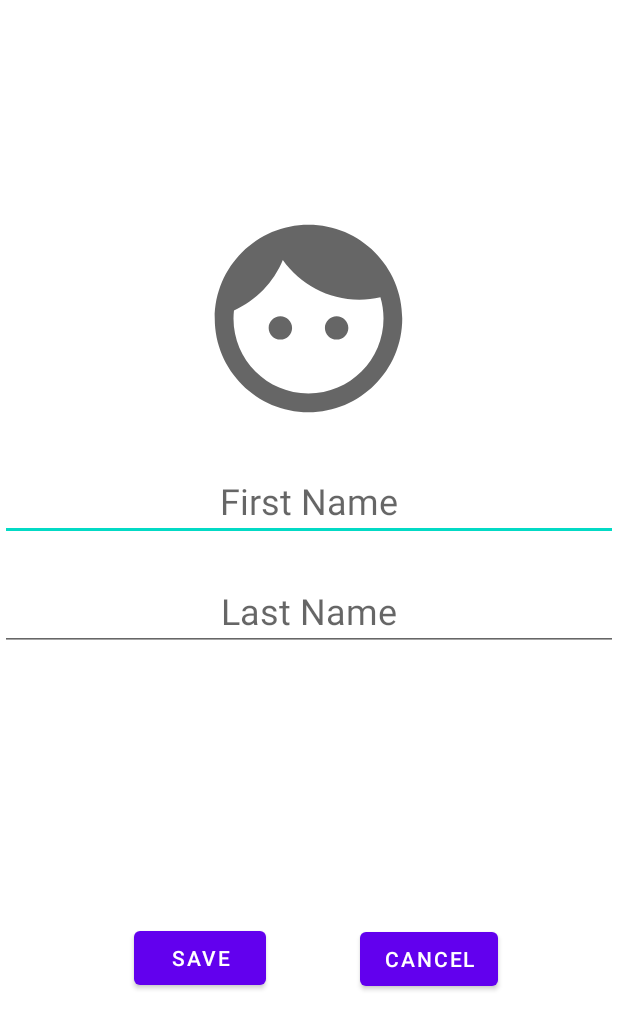
After one commit to gavinrcodenext/MyDomilyApp, an Android app: the layout popup.xml on its own in the app's theme, with its tools: preview values and no code run, on a phone screen of 412 x 824 dp. The commit adds this screen. Shown: the top 1030 px of the screen. Run offline under Robolectric (Android 15) with nearby library versions, the phone set to English and light mode, and no system bars.

Commit message:
Created chore assignment page and made a popup window for adding profiles. MyDomily

```diff
--- a/app/src/main/AndroidManifest.xml
+++ b/app/src/main/AndroidManifest.xml
@@ -9,7 +9,8 @@
         android:roundIcon="@mipmap/ic_launcher_round"
         android:supportsRtl="true"
         android:theme="@style/Theme.MyDomily">
-        <activity android:name=".ProfilePageActivity"></activity>
+        <activity android:name=".ChoreAssignmentActivity"></activity>
+        <activity android:name=".ProfilePageActivity" />
         <activity android:name=".MainActivity">
             <intent-filter>
                 <action android:name="android.intent.action.MAIN" />
--- a/app/src/main/java/com/example/mydomily/MainActivity.java
+++ b/app/src/main/java/com/example/mydomily/MainActivity.java
@@ -5,7 +5,6 @@ import androidx.appcompat.app.AppCompatActivity;
 import android.content.Intent;
 import android.os.Bundle;
 import android.view.View;
-import android.widget.EditText;
 
 public class MainActivity extends AppCompatActivity {
 
--- /dev/null
+++ b/app/src/main/res/drawable/ic_baseline_face_24.xml
@@ -0,0 +1,10 @@
+<vector xmlns:android="http://schemas.android.com/apk/res/android"
+    android:width="24dp"
+    android:height="24dp"
+    android:viewportWidth="24"
+    android:viewportHeight="24"
+    android:tint="?attr/colorControlNormal">
+  <path
+      android:fillColor="@android:color/white"
+      android:pathData="M9,11.75c-0.69,0 -1.25,0.56 -1.25,1.25s0.56,1.25 1.25,1.25 1.25,-0.56 1.25,-1.25 -0.56,-1.25 -1.25,-1.25zM15,11.75c-0.69,0 -1.25,0.56 -1.25,1.25s0.56,1.25 1.25,1.25 1.25,-0.56 1.25,-1.25 -0.56,-1.25 -1.25,-1.25zM12,2C6.48,2 2,6.48 2,12s4.48,10 10,10 10,-4.48 10,-10S17.52,2 12,2zM12,20c-4.41,0 -8,-3.59 -8,-8 0,-0.29 0.02,-0.58 0.05,-0.86 2.36,-1.05 4.23,-2.98 5.21,-5.37C11.07,8.33 14.05,10 17.42,10c0.78,0 1.53,-0.09 2.25,-0.26 0.21,0.71 0.33,1.47 0.33,2.26 0,4.41 -3.59,8 -8,8z"/>
+</vector>
--- a/app/src/main/res/layout/activity_profile_page.xml
+++ b/app/src/main/res/layout/activity_profile_page.xml
@@ -82,6 +82,7 @@
         android:layout_width="wrap_content"
         android:layout_height="wrap_content"
         android:layout_marginTop="16dp"
+        android:onClick="createNewProfileDialog"
         android:text="@string/add_profile_button_label"
         app:layout_constraintEnd_toEndOf="parent"
         app:layout_constraintStart_toStartOf="parent"
--- /dev/null
+++ b/app/src/main/res/layout/popup.xml
@@ -0,0 +1,75 @@
+<?xml version="1.0" encoding="utf-8"?>
+<androidx.constraintlayout.widget.ConstraintLayout xmlns:android="http://schemas.android.com/apk/res/android"
+    xmlns:app="http://schemas.android.com/apk/res-auto"
+    xmlns:tools="http://schemas.android.com/tools"
+    android:layout_width="match_parent"
+    android:layout_height="match_parent"
+    android:orientation="vertical">
+
+    <ImageView
+        android:id="@+id/newlisticon"
+        android:layout_width="150dp"
+        android:layout_height="150dp"
+        android:background="@drawable/ic_baseline_face_24"
+        app:layout_constraintBottom_toBottomOf="parent"
+        app:layout_constraintEnd_toEndOf="parent"
+        app:layout_constraintHorizontal_bias="0.498"
+        app:layout_constraintStart_toStartOf="parent"
+        app:layout_constraintTop_toTopOf="parent"
+        app:layout_constraintVertical_bias="0.204" />
+
+    <EditText
+        android:id="@+id/newprofilepopup_firstname"
+        android:layout_width="match_parent"
+        android:layout_height="wrap_content"
+        android:layout_marginTop="20dp"
+        android:textSize="24sp"
+        app:layout_constraintEnd_toEndOf="parent"
+        app:layout_constraintStart_toStartOf="parent"
+        app:layout_constraintTop_toBottomOf="@+id/newlisticon"
+        android:hint="First Name"
+        android:textAlignment="center"
+        android:gravity="center_horizontal" />
+
+    <EditText
+        android:id="@+id/newprofilepopup_lastname"
+        android:layout_width="match_parent"
+        android:layout_height="wrap_content"
+        android:layout_marginTop="20dp"
+        android:textSize="24sp"
+        app:layout_constraintEnd_toEndOf="parent"
+        app:layout_constraintHorizontal_bias="1.0"
+        app:layout_constraintStart_toStartOf="parent"
+        app:layout_constraintTop_toBottomOf="@+id/newprofilepopup_firstname"
+        android:hint="Last Name"
+        android:textAlignment="center"
+        android:gravity="center_horizontal" />
+
+    <Button
+        android:id="@+id/saveButton"
+        android:text="Save"
+        android:layout_width="wrap_content"
+        android:layout_height="wrap_content"
+        android:layout_marginTop="32dp"
+        app:layout_constraintBottom_toBottomOf="parent"
+        app:layout_constraintEnd_toEndOf="parent"
+        app:layout_constraintHorizontal_bias="0.275"
+        app:layout_constraintStart_toStartOf="parent"
+        app:layout_constraintTop_toBottomOf="@+id/newprofilepopup_lastname"
+        app:layout_constraintVertical_bias="0.48"
+        />
+
+    <Button
+        android:id="@+id/cancelButton"
+        android:text="Cancel"
+        android:layout_width="wrap_content"
+        android:layout_height="wrap_content"
+        android:layout_marginTop="32dp"
+        app:layout_constraintBottom_toBottomOf="parent"
+        app:layout_constraintEnd_toEndOf="parent"
+        app:layout_constraintHorizontal_bias="0.749"
+        app:layout_constraintStart_toStartOf="parent"
+        app:layout_constraintTop_toBottomOf="@+id/newprofilepopup_lastname"
+        app:layout_constraintVertical_bias="0.481" />
+
+</androidx.constraintlayout.widget.ConstraintLayout>
```
Also changed, not shown: app/src/main/java/com/example/mydomily/ProfilePageActivity.java (+39 -0 lines), app/src/main/res/layout/activity_main.xml (+26 -12 lines), app/src/main/res/values/strings.xml (+8 -0 lines), app/src/main/res/drawable/screen_shot_2021_07_16_at_2_26_28_pm.png (added).
